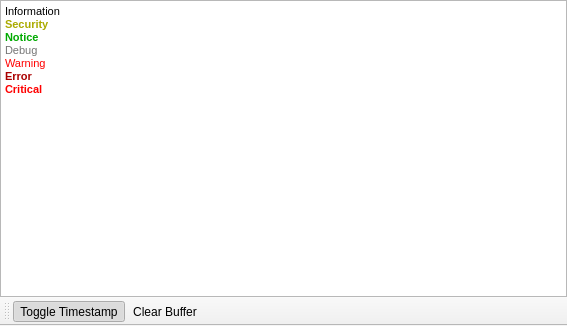
This is trunk/widgetsystemlog.ui in c3c/quazaa as Qt 5 draws it before an edit. The edited form follows.
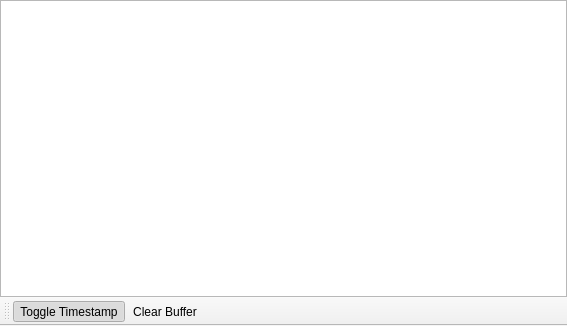
This is the edited form. Icons and pictures are not drawn.

Diff of the .ui file:
```diff
--- a/trunk/widgetsystemlog.ui
+++ b/trunk/widgetsystemlog.ui
@@ -35,13 +35,7 @@
 &lt;html&gt;&lt;head&gt;&lt;meta name=&quot;qrichtext&quot; content=&quot;1&quot; /&gt;&lt;style type=&quot;text/css&quot;&gt;
 p, li { white-space: pre-wrap; }
 &lt;/style&gt;&lt;/head&gt;&lt;body style=&quot; font-family:'MS Shell Dlg 2'; font-size:8.25pt; font-weight:400; font-style:normal;&quot;&gt;
-&lt;p style=&quot; margin-top:0px; margin-bottom:0px; margin-left:0px; margin-right:0px; -qt-block-indent:0; text-indent:0px;&quot;&gt;&lt;span style=&quot; font-size:8pt;&quot;&gt;Information&lt;/span&gt;&lt;/p&gt;
-&lt;p style=&quot; margin-top:0px; margin-bottom:0px; margin-left:0px; margin-right:0px; -qt-block-indent:0; text-indent:0px;&quot;&gt;&lt;span style=&quot; font-size:8pt; font-weight:600; color:#aaaa00;&quot;&gt;Security&lt;/span&gt;&lt;/p&gt;
-&lt;p style=&quot; margin-top:0px; margin-bottom:0px; margin-left:0px; margin-right:0px; -qt-block-indent:0; text-indent:0px;&quot;&gt;&lt;span style=&quot; font-size:8pt; font-weight:600; color:#00aa00;&quot;&gt;Notice&lt;/span&gt;&lt;/p&gt;
-&lt;p style=&quot; margin-top:0px; margin-bottom:0px; margin-left:0px; margin-right:0px; -qt-block-indent:0; text-indent:0px;&quot;&gt;&lt;span style=&quot; font-size:8pt; color:#757575;&quot;&gt;Debug&lt;/span&gt;&lt;/p&gt;
-&lt;p style=&quot; margin-top:0px; margin-bottom:0px; margin-left:0px; margin-right:0px; -qt-block-indent:0; text-indent:0px;&quot;&gt;&lt;span style=&quot; font-size:8pt; color:#ff0000;&quot;&gt;Warning&lt;/span&gt;&lt;/p&gt;
-&lt;p style=&quot; margin-top:0px; margin-bottom:0px; margin-left:0px; margin-right:0px; -qt-block-indent:0; text-indent:0px;&quot;&gt;&lt;span style=&quot; font-size:8pt; font-weight:600; color:#aa0000;&quot;&gt;Error&lt;/span&gt;&lt;/p&gt;
-&lt;p style=&quot; margin-top:0px; margin-bottom:0px; margin-left:0px; margin-right:0px; -qt-block-indent:0; text-indent:0px;&quot;&gt;&lt;span style=&quot; font-size:8pt; font-weight:600; color:#ff0000;&quot;&gt;Critical&lt;/span&gt;&lt;/p&gt;&lt;/body&gt;&lt;/html&gt;</string>
+&lt;p style=&quot;-qt-paragraph-type:empty; margin-top:0px; margin-bottom:0px; margin-left:0px; margin-right:0px; -qt-block-indent:0; text-indent:0px; font-size:8pt;&quot;&gt;&lt;/p&gt;&lt;/body&gt;&lt;/html&gt;</string>
       </property>
       <property name="textInteractionFlags">
        <set>Qt::TextSelectableByMouse</set>
```
Left out of the diff: 10 changed lines with no effect on the pictures.
